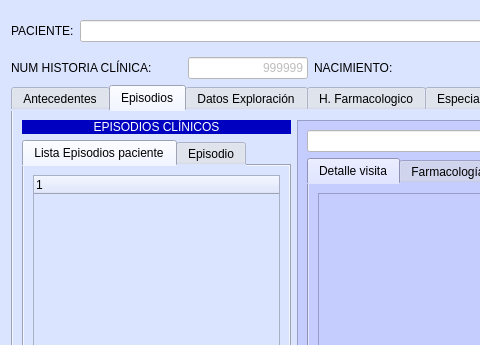
Before: the Qt Designer form frmfichapaciente.ui in arcnexus/RedFoX, drawn with Qt 5; both pictures show x 0 to 480 and y 0 to 345 of the 1000 by 683 pixel window.
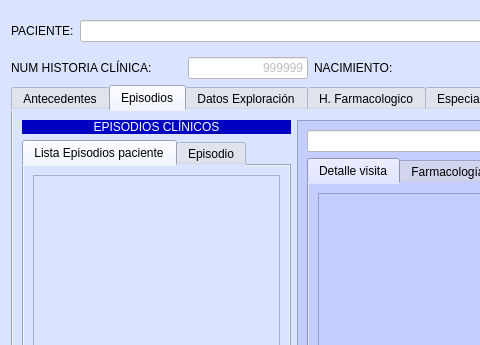
After: the same form once the commit is applied. The open tabs and pages were chosen to show the change. Icons and pictures are not drawn.

Commit message: more TODO QTreewidget fichapaciente

The edit to the form file:
```diff
--- a/frmfichapaciente.ui
+++ b/frmfichapaciente.ui
@@ -2305,6 +2305,12 @@
            </item>
            <item row="0" column="1" colspan="3">
             <widget class="QTreeWidget" name="listaEpisodios">
+             <property name="animated">
+              <bool>true</bool>
+             </property>
+             <attribute name="headerVisible">
+              <bool>false</bool>
+             </attribute>
              <column>
               <property name="text">
                <string notr="true">1</string>
```
Left out of the diff: 2 changed lines with no effect on the pictures. The commit also changes 2 other files.
